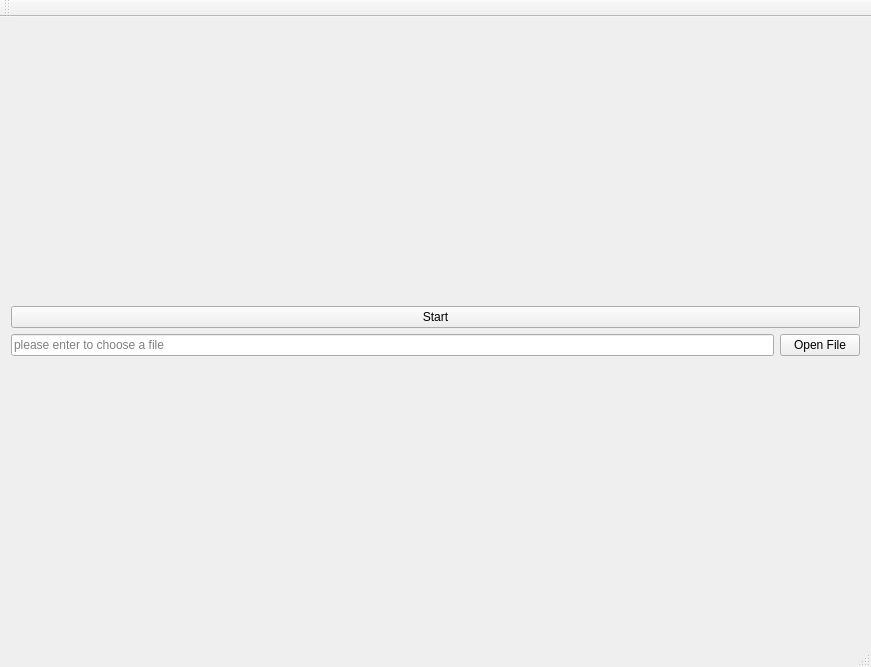
Old version of the form UI/MainWindow.ui in the repository BaojunZhangLoveLife/OpenGL-Rendering-Select-Master.
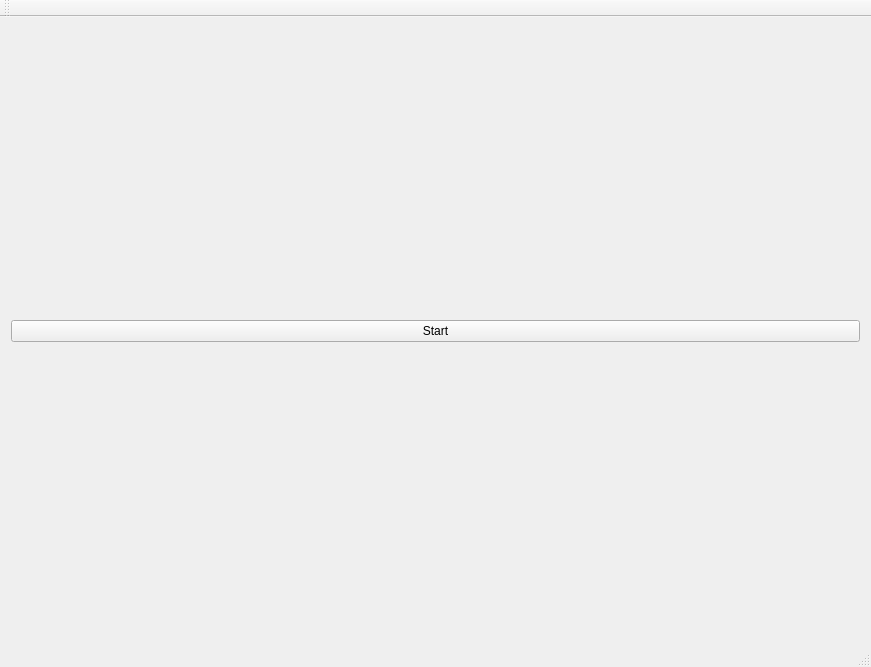
New version of the form.

Diff of the .ui file:
```diff
--- a/UI/MainWindow.ui
+++ b/UI/MainWindow.ui
@@ -40,25 +40,7 @@
          </layout>
         </item>
         <item>
-         <layout class="QHBoxLayout" name="horizontalLayout_2">
-          <item>
-           <widget class="QLineEdit" name="lineEdit_file">
-            <property name="text">
-             <string/>
-            </property>
-            <property name="placeholderText">
-             <string>please enter to choose a file</string>
-            </property>
-           </widget>
-          </item>
-          <item>
-           <widget class="QPushButton" name="openPushBtn">
-            <property name="text">
-             <string>Open File</string>
-            </property>
-           </widget>
-          </item>
-         </layout>
+         <layout class="QHBoxLayout" name="horizontalLayout_2"/>
         </item>
        </layout>
       </item>
```
